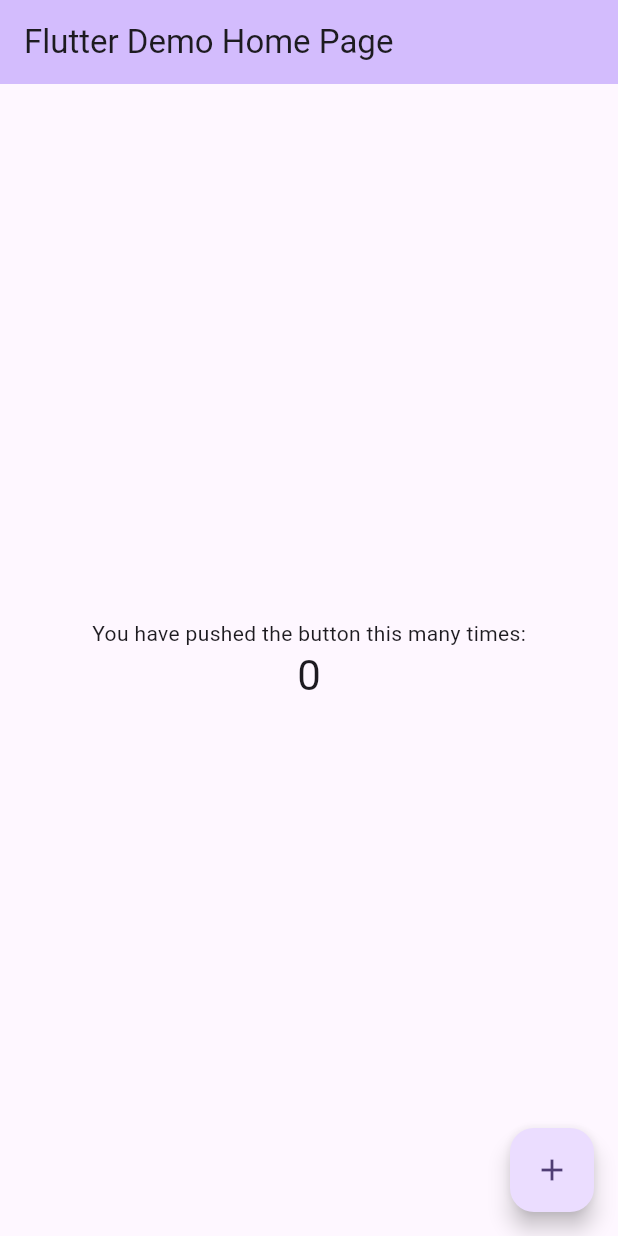
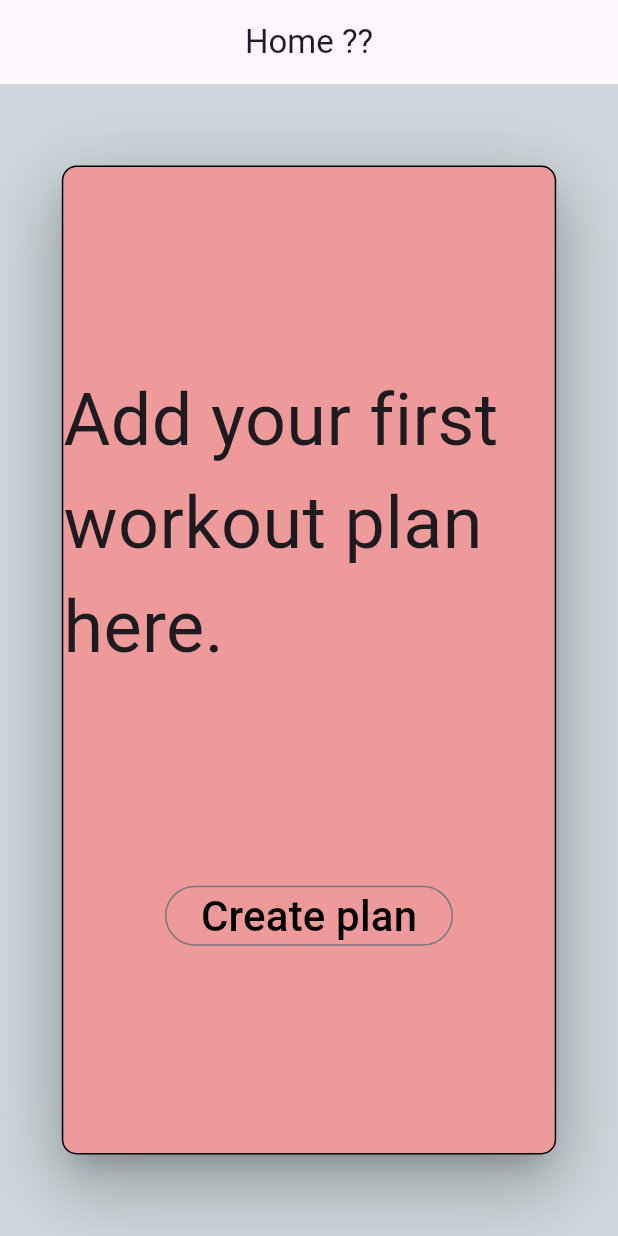
Before and after one commit to macieJJarocki/workout_notebook, a Flutter app: the screen it shows after launch, on a phone screen of 412 x 824 dp. Run offline on Flutter 3.47's test engine with Material 3 defaults, Android fonts, the phone set to English and light mode, and no system bars.

Commit message:
add home view

```diff
--- a/analysis_options.yaml
+++ b/analysis_options.yaml
@@ -8,6 +8,9 @@
 # The following line activates a set of recommended lints for Flutter apps,
 # packages, and plugins designed to encourage good coding practices.
 include: package:flutter_lints/flutter.yaml
+
+formatter:
+    trailing_commas: preserve
 
 linter:
   # The lint rules applied to this project can be customized in the
--- /dev/null
+++ b/devtools_options.yaml
@@ -0,0 +1,3 @@
+description: This file stores settings for Dart & Flutter DevTools.
+documentation: https://docs.flutter.dev/tools/devtools/extensions#configure-extension-enablement-states
+extensions:
--- a/lib/main.dart
+++ b/lib/main.dart
@@ -1,4 +1,5 @@
 import 'package:flutter/material.dart';
+import 'package:workout_notebook/presentation/home/widgets/home_view.dart';
 
 void main() {
   runApp(const MyApp());
@@ -7,116 +8,12 @@ void main() {
 class MyApp extends StatelessWidget {
   const MyApp({super.key});
 
-  // This widget is the root of your application.
   @override
   Widget build(BuildContext context) {
     return MaterialApp(
       title: 'Flutter Demo',
-      theme: ThemeData(
-        // This is the theme of your application.
-        //
-        // TRY THIS: Try running your application with "flutter run". You'll see
-        // the application has a purple toolbar. Then, without quitting the app,
-        // try changing the seedColor in the colorScheme below to Colors.green
-        // and then invoke "hot reload" (save your changes or press the "hot
-        // reload" button in a Flutter-supported IDE, or press "r" if you used
-        // the command line to start the app).
-        //
-        // Notice that the counter didn't reset back to zero; the application
-        // state is not lost during the reload. To reset the state, use hot
-        // restart instead.
-        //
-        // This works for code too, not just values: Most code changes can be
-        // tested with just a hot reload.
-        colorScheme: .fromSeed(seedColor: Colors.deepPurple),
-      ),
-      home: const MyHomePage(title: 'Flutter Demo Home Page'),
+      theme: ThemeData(colorScheme: .fromSeed(seedColor: Colors.deepPurple)),
+      home: const HomeView(),
     );
   }
 }
-
-class MyHomePage extends StatefulWidget {
-  const MyHomePage({super.key, required this.title});
-
-  // This widget is the home page of your application. It is stateful, meaning
-  // that it has a State object (defined below) that contains fields that affect
-  // how it looks.
-
-  // This class is the configuration for the state. It holds the values (in this
-  // case the title) provided by the parent (in this case the App widget) and
-  // used by the build method of the State. Fields in a Widget subclass are
-  // always marked "final".
-
-  final String title;
-
-  @override
-  State<MyHomePage> createState() => _MyHomePageState();
-}
-
-class _MyHomePageState extends State<MyHomePage> {
-  int _counter = 0;
-
-  void _incrementCounter() {
-    setState(() {
-      // This call to setState tells the Flutter framework that something has
-      // changed in this State, which causes it to rerun the build method below
-      // so that the display can reflect the updated values. If we changed
-      // _counter without calling setState(), then the build method would not be
-      // called again, and so nothing would appear to happen.
-      _counter++;
-    });
-  }
-
-  @override
-  Widget build(BuildContext context) {
-    // This method is rerun every time setState is called, for instance as done
-    // by the _incrementCounter method above.
-    //
-    // The Flutter framework has been optimized to make rerunning build methods
-    // fast, so that you can just rebuild anything that needs updating rather
-    // than having to individually change instances of widgets.
-    return Scaffold(
-      appBar: AppBar(
-        // TRY THIS: Try changing the color here to a specific color (to
-        // Colors.amber, perhaps?) and trigger a hot reload to see the AppBar
-        // change color while the other colors stay the same.
-        backgroundColor: Theme.of(context).colorScheme.inversePrimary,
-        // Here we take the value from the MyHomePage object that was created by
-        // the App.build method, and use it to set our appbar title.
-        title: Text(widget.title),
-      ),
-      body: Center(
-        // Center is a layout widget. It takes a single child and positions it
-        // in the middle of the parent.
-        child: Column(
-          // Column is also a layout widget. It takes a list of children and
-          // arranges them vertically. By default, it sizes itself to fit its
-          // children horizontally, and tries to be as tall as its parent.
-          //
-          // Column has various properties to control how it sizes itself and
-          // how it positions its children. Here we use mainAxisAlignment to
-          // center the children vertically; the main axis here is the vertical
-          // axis because Columns are vertical (the cross axis would be
-          // horizontal).
-          //
-          // TRY THIS: Invoke "debug painting" (choose the "Toggle Debug Paint"
-          // action in the IDE, or press "p" in the console), to see the
-          // wireframe for each widget.
-          mainAxisAlignment: .center,
-          children: [
-            const Text('You have pushed the button this many times:'),
-            Text(
-              '$_counter',
-              style: Theme.of(context).textTheme.headlineMedium,
-            ),
-          ],
-        ),
-      ),
-      floatingActionButton: FloatingActionButton(
-        onPressed: _incrementCounter,
-        tooltip: 'Increment',
-        child: const Icon(Icons.add),
-      ),
-    );
-  }
-}
--- /dev/null
+++ b/lib/presentation/home/widgets/home_view.dart
@@ -0,0 +1,20 @@
+import 'package:flutter/material.dart';
+import 'package:workout_notebook/presentation/home/widgets/home_view_intro.dart';
+
+class HomeView extends StatelessWidget {
+  const HomeView({super.key});
+
+  @override
+  Widget build(BuildContext context) {
+    return Scaffold(
+      backgroundColor: Colors.blueGrey.shade100,
+      appBar: AppBar(
+        title: Center(
+          child: Text('Home ??'),
+        ),
+      ),
+      // TODO homeBloc.state ? HomeViewPlan : HomeViewIntro
+      body: HomeViewIntro(),
+    );
+  }
+}
--- /dev/null
+++ b/lib/presentation/home/widgets/home_view_intro.dart
@@ -0,0 +1,47 @@
+import 'package:flutter/material.dart';
+
+class HomeViewIntro extends StatelessWidget {
+  const HomeViewIntro({super.key});
+
+  @override
+  Widget build(BuildContext context) {
+    return Center(
+      child: Container(
+        // TODO Create getters for width and height of the screen
+        width: MediaQuery.of(context).size.width * 0.8,
+        height: MediaQuery.of(context).size.height * 0.8,
+        decoration: BoxDecoration(
+          color: Colors.red.shade200,
+          border: .all(
+            color: Colors.black,
+          ),
+          boxShadow: kElevationToShadow[24],
+          borderRadius: .all(
+            .circular(10),
+          ),
+        ),
+        child: Column(
+          mainAxisAlignment: MainAxisAlignment.spaceEvenly,
+          children: [
+            Text(
+              'Add your first workout plan here.',
+              style: TextStyle(
+                fontSize: 48,
+              ),
+            ),
+            OutlinedButton(
+              onPressed: () {},
+              child: Text(
+                'Create plan',
+                style: TextStyle(
+                  fontSize: 28,
+                  color: Colors.black,
+                ),
+              ),
+            ),
+          ],
+        ),
+      ),
+    );
+  }
+}
--- a/pubspec.yaml
+++ b/pubspec.yaml
@@ -34,6 +34,8 @@ dependencies:
   # The following adds the Cupertino Icons font to your application.
   # Use with the CupertinoIcons class for iOS style icons.
   cupertino_icons: ^1.0.8
+  bloc: ^9.1.0
+  hive_ce: ^2.15.1
 
 dev_dependencies:
   flutter_test:
```
Also changed, not shown: lib/presentation/home/widgets/home_view_plan.dart (added, +32 -0 lines), pubspec.lock.
